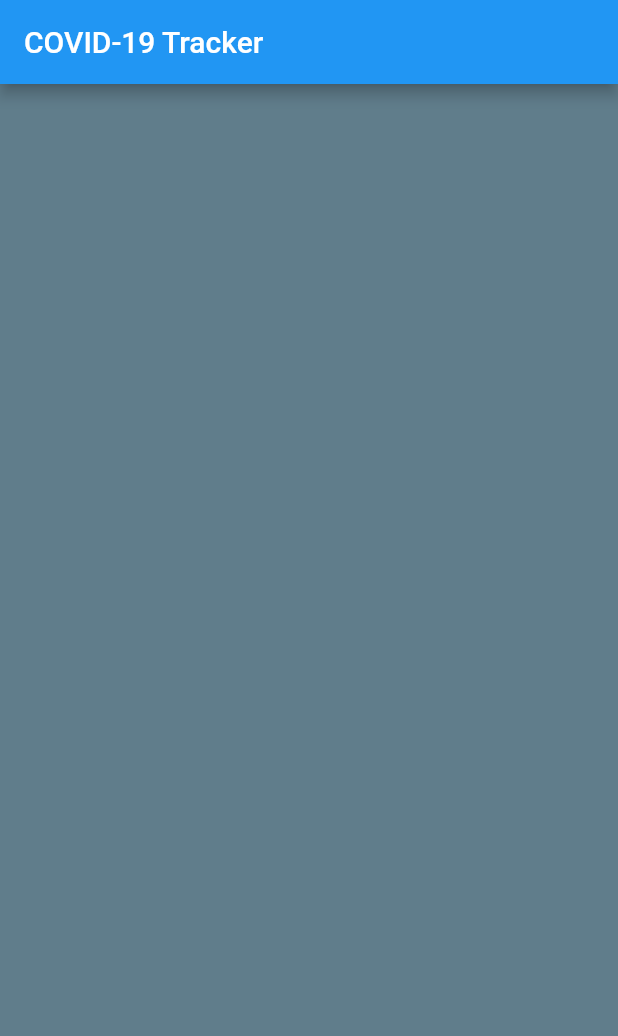
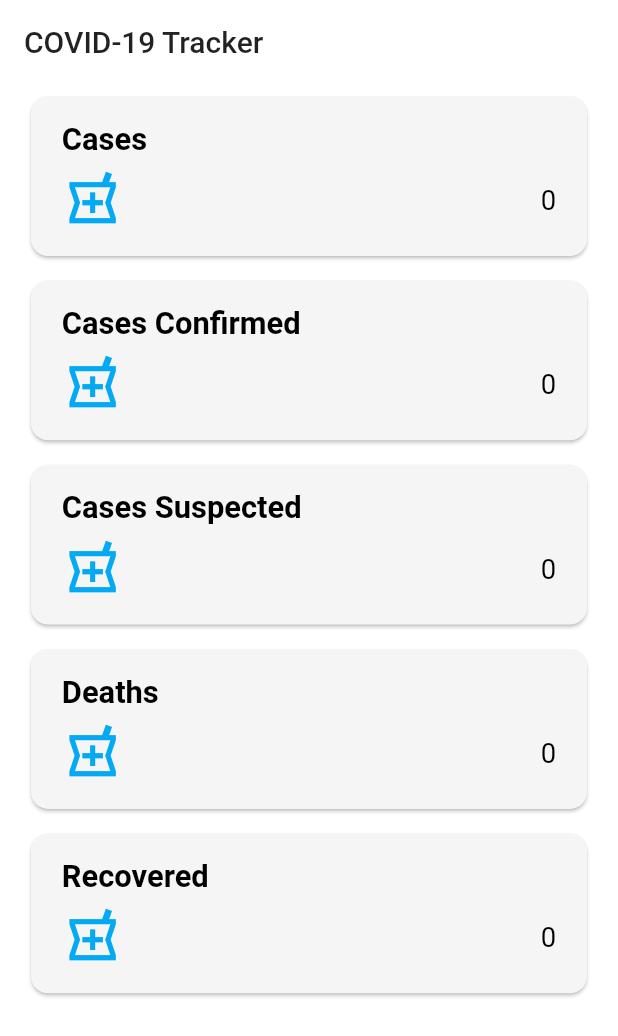
Before and after one commit to anibalventura/covid-19-tracker, a Flutter app: the screen it shows after launch, on a phone screen of 412 x 824 dp. Shown: the top 1036 px of the screen. Run offline on Flutter 3.47's test engine with Material 2 defaults, Android fonts, the light colour scheme and no system bars; our stand-ins replace flutter_screenutil, google_fonts; network calls fail.

Commit message:
- Change package name and display name. - Add basic UI and translations. - Add google fonts, screenutil and intl package.

```diff
--- /dev/null
+++ b/assets/lang/en.json
@@ -0,0 +1,8 @@
+{
+  "appName": "COVID-19 Tracker",
+  "cases": "Cases",
+  "casesSuspected": "Cases Suspected",
+  "casesConfirmed": "Cases Confirmed",
+  "deaths": "Deaths",
+  "recovered": "Recovered"
+}
--- /dev/null
+++ b/assets/lang/es.json
@@ -0,0 +1,8 @@
+{
+  "appName": "COVID-19 Tracker",
+  "cases": "Casos",
+  "casesSuspected": "Casos Sospechados",
+  "casesConfirmed": "Casos Confirmados",
+  "deaths": "Muertes",
+  "recovered": "Recuperados"
+}
--- a/lib/main.dart
+++ b/lib/main.dart
@@ -2,7 +2,11 @@ import 'package:covid_19_app/repositories/data_repository.dart';
 import 'package:covid_19_app/screens/dashboard_screen.dart';
 import 'package:covid_19_app/services/api.dart';
 import 'package:covid_19_app/services/api_services.dart';
+import 'package:covid_19_app/utils/localizations.dart';
+import 'package:covid_19_app/utils/themes.dart';
 import 'package:flutter/material.dart';
+import 'package:flutter_screenutil/flutter_screenutil.dart';
+import 'package:flutter_localizations/flutter_localizations.dart';
 import 'package:provider/provider.dart';
 
 void main() {
@@ -22,12 +26,36 @@ class Covid19App extends StatelessWidget {
           ),
         )
       ],
-      child: MaterialApp(
-        title: 'COVID-19 Tracker',
-        routes: {
-          DashboardScreen.route: (context) => DashboardScreen(),
-        },
-        initialRoute: DashboardScreen.route,
+      child: ScreenUtilInit(
+        builder: () => MaterialApp(
+          title: 'COVID-19 Tracker',
+          localizationsDelegates: [
+            AppLocalizations.delegate,
+            GlobalWidgetsLocalizations.delegate,
+            GlobalMaterialLocalizations.delegate,
+            GlobalCupertinoLocalizations.delegate,
+          ],
+          supportedLocales: [
+            Locale('en', ''),
+            Locale('es', ''),
+          ],
+          localeResolutionCallback:
+              (Locale? locale, Iterable<Locale> supportedLocales) {
+            for (final Locale supportedLocale in supportedLocales) {
+              if (supportedLocale.languageCode == locale!.languageCode ||
+                  supportedLocale.countryCode == locale.countryCode) {
+                return supportedLocale;
+              }
+            }
+            return supportedLocales.first;
+          },
+          theme: Themes.lightTheme,
+          darkTheme: Themes.darkTheme,
+          routes: {
+            DashboardScreen.route: (context) => DashboardScreen(),
+          },
+          initialRoute: DashboardScreen.route,
+        ),
       ),
     );
   }
--- a/lib/screens/dashboard_screen.dart
+++ b/lib/screens/dashboard_screen.dart
@@ -1,6 +1,9 @@
 import 'package:covid_19_app/repositories/data_repository.dart';
 import 'package:covid_19_app/services/api.dart';
 import 'package:covid_19_app/services/api_services.dart';
+import 'package:covid_19_app/utils/localizations.dart';
+import 'package:covid_19_app/utils/utils.dart';
+import 'package:covid_19_app/widgets/info_card.dart';
 import 'package:flutter/material.dart';
 import 'package:provider/provider.dart';
 
@@ -62,38 +65,33 @@ class _DashboardScreenState extends State<DashboardScreen> {
   Widget build(BuildContext context) {
     return Consumer<DataRepository>(builder: (context, data, child) {
       return Scaffold(
-        backgroundColor: Colors.blueGrey,
-        appBar: AppBar(title: Text('COVID-19 Tracker')),
+        appBar: AppBar(
+          title: Text(translate(context, AppText.appName)),
+        ),
         body: SafeArea(
           child: Center(
-            child: Column(
-              mainAxisAlignment: MainAxisAlignment.center,
+            child: ListView(
               children: [
-                if (_cases != null)
-                  Text(
-                    'Cases: $_cases',
-                    style: TextStyle(color: Colors.white),
-                  ),
-                if (_casesSuspected != null)
-                  Text(
-                    'Cases Suspected: $_casesSuspected',
-                    style: TextStyle(color: Colors.white),
-                  ),
-                if (_casesConfirmed != null)
-                  Text(
-                    'Cases Confirmed: $_casesConfirmed',
-                    style: TextStyle(color: Colors.white),
-                  ),
-                if (_deaths != null)
-                  Text(
-                    'Deaths: $_deaths',
-                    style: TextStyle(color: Colors.white),
-                  ),
-                if (_recovered != null)
-                  Text(
-                    'Recovered: $_recovered',
-                    style: TextStyle(color: Colors.white),
-                  ),
+                InfoCard(
+                  title: translate(context, AppText.cases),
+                  value: _cases ?? 0,
+                ),
+                InfoCard(
+                  title: translate(context, AppText.casesConfirmed),
+                  value: _casesSuspected ?? 0,
+                ),
+                InfoCard(
+                  title: translate(context, AppText.casesSuspected),
+                  value: _casesConfirmed ?? 0,
+                ),
+                InfoCard(
+                  title: translate(context, AppText.deaths),
+                  value: _deaths ?? 0,
+                ),
+                InfoCard(
+                  title: translate(context, AppText.recovered),
+                  value: _recovered ?? 0,
+                ),
               ],
             ),
           ),
--- /dev/null
+++ b/lib/utils/localizations.dart
@@ -0,0 +1,80 @@
+import 'dart:async';
+import 'dart:convert';
+import 'package:flutter/material.dart';
+import 'package:flutter/services.dart';
+
+class AppLocalizations {
+  AppLocalizations(this._locale);
+
+  final Locale _locale;
+
+  /*
+  Helper method to keep the code in the widgets concise.
+  Localizations are accessed using an InheritedWidget "of" syntax.
+  */
+  static AppLocalizations? of(BuildContext context) {
+    return Localizations.of<AppLocalizations>(context, AppLocalizations);
+  }
+
+  // Allowing simple access to the delegate from the MaterialApp.
+  static const LocalizationsDelegate<AppLocalizations> delegate =
+      _AppLocalizationsDelegate();
+
+  late Map<String, String> _localizedStrings;
+
+  // Load the language JSON file from the "lang" folder.
+  Future<bool> load() async {
+    final String jsonString =
+        await rootBundle.loadString('assets/lang/${_locale.languageCode}.json');
+    final Map<String, dynamic> jsonMap =
+        json.decode(jsonString) as Map<String, dynamic>;
+
+    _localizedStrings = jsonMap.map((key, value) {
+      return MapEntry(key, value.toString());
+    });
+
+    return true;
+  }
+
+  // Method will be called from every widgets which needs a localized text.
+  String? trans(String key) => _localizedStrings[key];
+}
+
+/*
+LocalizationsDelegate is a factory for a set of localized resources.
+In this case, the localized strings will be gotten in an AppLocalizations object.
+*/
+class _AppLocalizationsDelegate
+    extends LocalizationsDelegate<AppLocalizations> {
+  const _AppLocalizationsDelegate();
+
+  @override
+  // Include all supported language codes here.
+  bool isSupported(Locale locale) => ['en', 'es'].contains(locale.languageCode);
+
+  @override
+  Future<AppLocalizations> load(Locale locale) async {
+    // AppLocalizations class is where the JSON loading actually runs.
+    final AppLocalizations localizations = AppLocalizations(locale);
+    await localizations.load();
+    return localizations;
+  }
+
+  @override
+  bool shouldReload(_AppLocalizationsDelegate old) => false;
+}
+
+// Texts to translate.
+class AppText {
+  static String appName = 'appName';
+
+  /*
+  * Dashboard Screen.
+  */
+
+  static String cases = 'cases';
+  static String casesSuspected = 'casesSuspected';
+  static String casesConfirmed = 'casesConfirmed';
+  static String deaths = 'deaths';
+  static String recovered = 'recovered';
+}
--- /dev/null
+++ b/lib/utils/themes.dart
@@ -0,0 +1,92 @@
+import 'package:flutter/material.dart';
+import 'package:google_fonts/google_fonts.dart';
+import 'package:flutter_screenutil/flutter_screenutil.dart';
+
+class Themes {
+  static final String? _fontFamily = GoogleFonts.roboto().fontFamily;
+
+  static final AppBarTheme _appBarTheme = AppBarTheme(
+    backgroundColor: Colors.transparent,
+    elevation: 0,
+  );
+
+  /*
+  * Light Theme.
+  */
+
+  // Colors.
+  static final Color _primaryColorLight = Colors.lightBlue;
+  static const Color _lightBackgroundColor = Colors.white;
+  static final Color _lightCardColor = Colors.grey.shade100;
+  static final Color _lightPrimaryTextColor = Colors.black;
+
+  // Text Styles.
+  static final TextStyle _lightHeadline1 = TextStyle(
+    fontSize: 18.sp,
+    fontWeight: FontWeight.w700,
+    color: _lightPrimaryTextColor,
+  );
+
+  static final TextStyle _lightBodyText1 = _lightHeadline1.copyWith(
+    fontSize: 16.sp,
+    fontWeight: FontWeight.w400,
+  );
+
+  // Icon.
+  static final IconThemeData _iconThemeLight = IconThemeData(
+    color: _primaryColorLight,
+    size: 0.1.sw,
+  );
+
+  // Final Theme.
+  static final ThemeData lightTheme = ThemeData(
+    primaryColor: _primaryColorLight,
+    appBarTheme: _appBarTheme,
+    scaffoldBackgroundColor: _lightBackgroundColor,
+    cardColor: _lightCardColor,
+    iconTheme: _iconThemeLight,
+    textTheme: TextTheme(
+      headline1: _lightHeadline1,
+      bodyText1: _lightBodyText1,
+    ),
+    fontFamily: _fontFamily,
+  );
+
+  /*
+  * Dark Theme.
+  */
+
+  // Colors.
+  static final Color _primaryColorDark = Colors.lightBlue.shade700;
+  static final Color _darkBackgroundColor = Color(0xFF22252D);
+  static final Color _darkCardColor = Color(0xFF292D36);
+  static const Color _darkPrimaryTextColor = Colors.white;
+
+  // Text Styles.
+  static final TextStyle _darkHeadline1 = _lightHeadline1.copyWith(
+    color: _darkPrimaryTextColor,
+  );
+
+  static final TextStyle _darkBodyText1 = _lightBodyText1.copyWith(
+    color: _darkPrimaryTextColor,
+  );
+
+  // Icon.
+  static final IconThemeData _iconThemeDark = _iconThemeLight.copyWith(
+    color: _primaryColorDark,
+  );
+
+  // Final Theme.
+  static final ThemeData darkTheme = ThemeData(
+    primaryColor: _primaryColorDark,
+    appBarTheme: _appBarTheme,
+    scaffoldBackgroundColor: _darkBackgroundColor,
+    cardColor: _darkCardColor,
+    iconTheme: _iconThemeDark,
+    textTheme: TextTheme(
+      headline1: _darkHeadline1,
+      bodyText1: _darkBodyText1,
+    ),
+    fontFamily: _fontFamily,
+  );
+}
--- /dev/null
+++ b/lib/utils/utils.dart
@@ -0,0 +1,10 @@
+import 'package:covid_19_app/utils/localizations.dart';
+import 'package:flutter/material.dart';
+
+ThemeData theme(BuildContext context) {
+  return Theme.of(context);
+}
+
+String translate(BuildContext context, String text) {
+  return AppLocalizations.of(context)!.trans(text)!;
+}
--- /dev/null
+++ b/lib/widgets/info_card.dart
@@ -0,0 +1,55 @@
+import 'package:covid_19_app/utils/utils.dart';
+import 'package:flutter/material.dart';
+import 'package:flutter_screenutil/flutter_screenutil.dart';
+import 'package:intl/intl.dart';
+
+class InfoCard extends StatelessWidget {
+  const InfoCard({
+    required this.title,
+    required this.value,
+  });
+
+  final String? title;
+  final int? value;
+
+  @override
+  Widget build(BuildContext context) {
+    final nf = NumberFormat('###,###');
+
+    return Padding(
+      padding: EdgeInsets.symmetric(vertical: 0.01.sh),
+      child: Card(
+        margin: EdgeInsets.symmetric(horizontal: 0.05.sw),
+        shape: RoundedRectangleBorder(
+          borderRadius: BorderRadius.circular(10.r),
+        ),
+        child: Padding(
+          padding: EdgeInsets.symmetric(
+            vertical: 0.02.sh,
+            horizontal: 0.05.sw,
+          ),
+          child: Column(
+            crossAxisAlignment: CrossAxisAlignment.start,
+            children: [
+              Text(
+                title!,
+                style: theme(context).textTheme.headline1,
+              ),
+              SizedBox(height: 0.01.sh),
+              Row(
+                mainAxisAlignment: MainAxisAlignment.spaceBetween,
+                children: [
+                  Icon(Icons.local_pharmacy_outlined),
+                  Text(
+                    nf.format(value),
+                    style: theme(context).textTheme.bodyText1,
+                  ),
+                ],
+              )
+            ],
+          ),
+        ),
+      ),
+    );
+  }
+}
```
Also changed, not shown: pubspec.yaml (+9 -4 lines), pubspec.lock, 33 other files.
